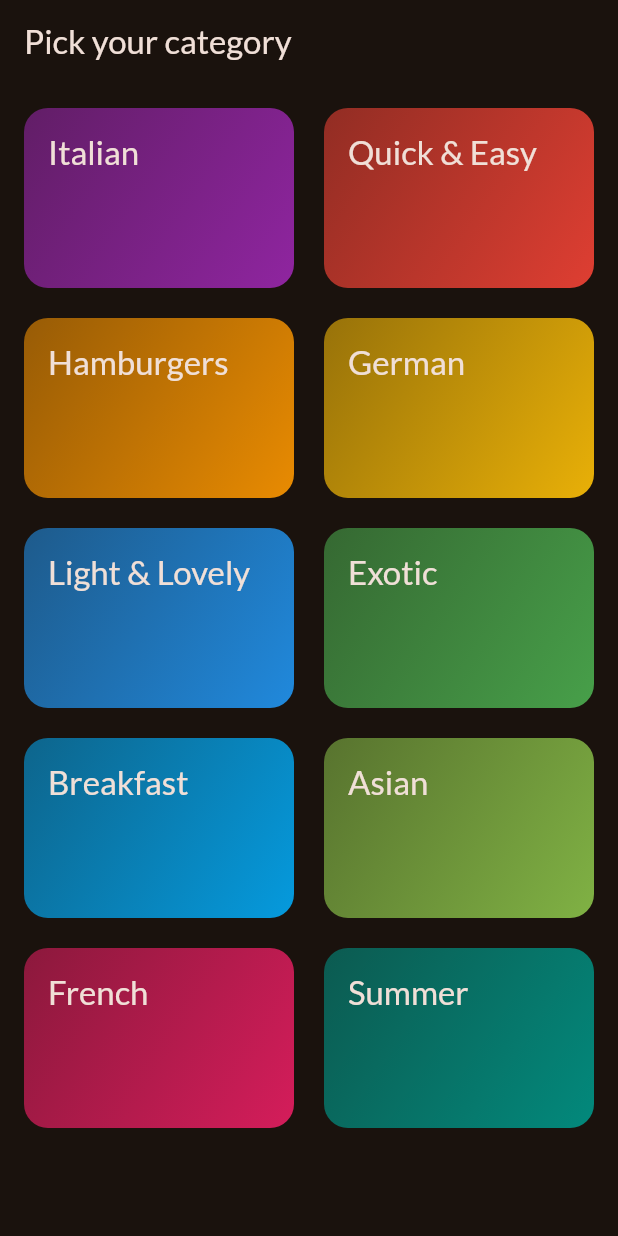
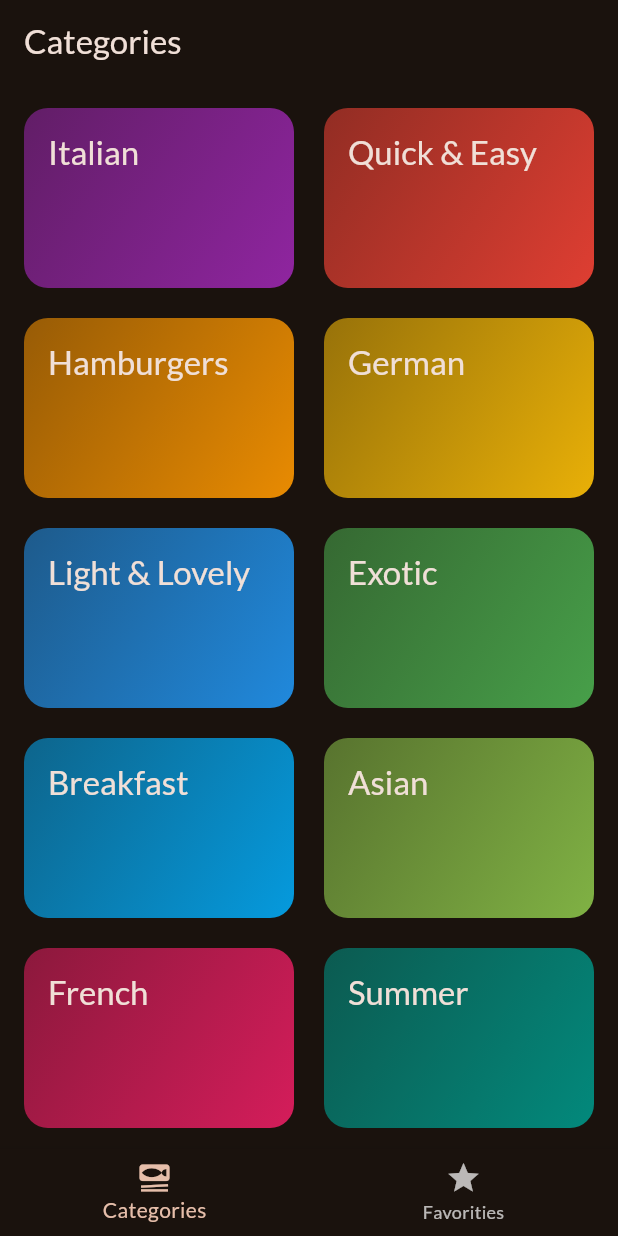
Before and after one commit to anowakowski/FlutterProjectsTests, a Flutter app: the screen it shows after launch, on a phone screen of 412 x 824 dp. Run offline on Flutter 3.47's test engine with Material 3 defaults, Android fonts, the phone set to English and light mode, and no system bars; our stand-ins replace google_fonts, transparent_image.

Commit message:
added tabs

```diff
--- a/multi_screen_navigation_meals_app/lib/main.dart
+++ b/multi_screen_navigation_meals_app/lib/main.dart
@@ -1,7 +1,7 @@
 import 'package:flutter/material.dart';
 import 'package:google_fonts/google_fonts.dart';
 
-import 'package:multi_screen_navigation_meals_app/screens/categories.dart';
+import 'package:multi_screen_navigation_meals_app/screens/tabs.dart';
 //import 'package:multi_screen_navigation_meals_app/screens/categories.dart';
 
 final theme = ThemeData(
@@ -24,7 +24,7 @@
   Widget build(BuildContext context) {
     return MaterialApp(
       theme: theme,
-      home: const CategoiresScreen()
+      home: const TabsScreen()
     );
   }
 }
--- a/multi_screen_navigation_meals_app/lib/screens/categories.dart
+++ b/multi_screen_navigation_meals_app/lib/screens/categories.dart
@@ -22,11 +22,7 @@
 
   @override
   Widget build(BuildContext context) {
-    return Scaffold(
-      appBar: AppBar(
-        title: const Text('Pick your category'),
-      ),
-      body: GridView(
+    return GridView(
         padding: const EdgeInsets.all(16),
         gridDelegate: const SliverGridDelegateWithFixedCrossAxisCount(
           crossAxisCount: 2,
@@ -42,7 +38,6 @@
                 _selectCategory(context, category);
               })
         ],
-      ),
     );
   }
 
--- a/multi_screen_navigation_meals_app/lib/screens/meals.dart
+++ b/multi_screen_navigation_meals_app/lib/screens/meals.dart
@@ -5,9 +5,9 @@
 import 'package:multi_screen_navigation_meals_app/widgets/meal_item.dart';
 
 class MealsScreen extends StatelessWidget {
-  const MealsScreen({super.key, required this.title, required this.meals});
+  const MealsScreen({super.key, this.title, required this.meals});
 
-  final String title;
+  final String? title;
   final List<Meal> meals;
 
   void selectMeal(BuildContext context, Meal meal) {
@@ -44,9 +44,13 @@
       );
     }
 
+    if (title == null) {
+      return content;
+    }
+
     return Scaffold(
       appBar: AppBar(
-        title: Text(title),
+        title: Text(title!),
       ),
       body: content,
     );
--- /dev/null
+++ b/multi_screen_navigation_meals_app/lib/screens/tabs.dart
@@ -0,0 +1,54 @@
+import 'package:flutter/material.dart';
+
+import 'package:multi_screen_navigation_meals_app/screens/categories.dart';
+import 'package:multi_screen_navigation_meals_app/screens/meals.dart';
+
+class TabsScreen extends StatefulWidget {
+  const TabsScreen({super.key});
+
+  @override
+  State<TabsScreen> createState() {
+    return _TabsScreen();
+  }
+
+}
+
+class _TabsScreen extends State<TabsScreen> {
+
+  int _selectedPageIndex = 0;
+
+  void _selectPage(int index) {
+    setState(() {
+      _selectedPageIndex = index;
+    });
+  }
+
+  @override
+  Widget build(BuildContext context) {
+    Widget activePage = const CategoiresScreen();
+    var activePageTitle = 'Categories';
+    if (_selectedPageIndex == 1) {
+      activePage = MealsScreen(meals: []);
+      activePageTitle = 'Your favorities';
+    }
+
+    return Scaffold(
+      appBar: AppBar(
+        title: Text(activePageTitle),
+      ),
+      body: activePage,
+      bottomNavigationBar: BottomNavigationBar(
+        onTap: _selectPage,
+        currentIndex: _selectedPageIndex,
+        items: const [
+          BottomNavigationBarItem(
+            icon: Icon(Icons.set_meal),
+            label: 'Categories'),
+          BottomNavigationBarItem(
+            icon: Icon(Icons.star),
+            label: 'Favorities')
+        ],
+      ),
+    );
+  }
+}
```
